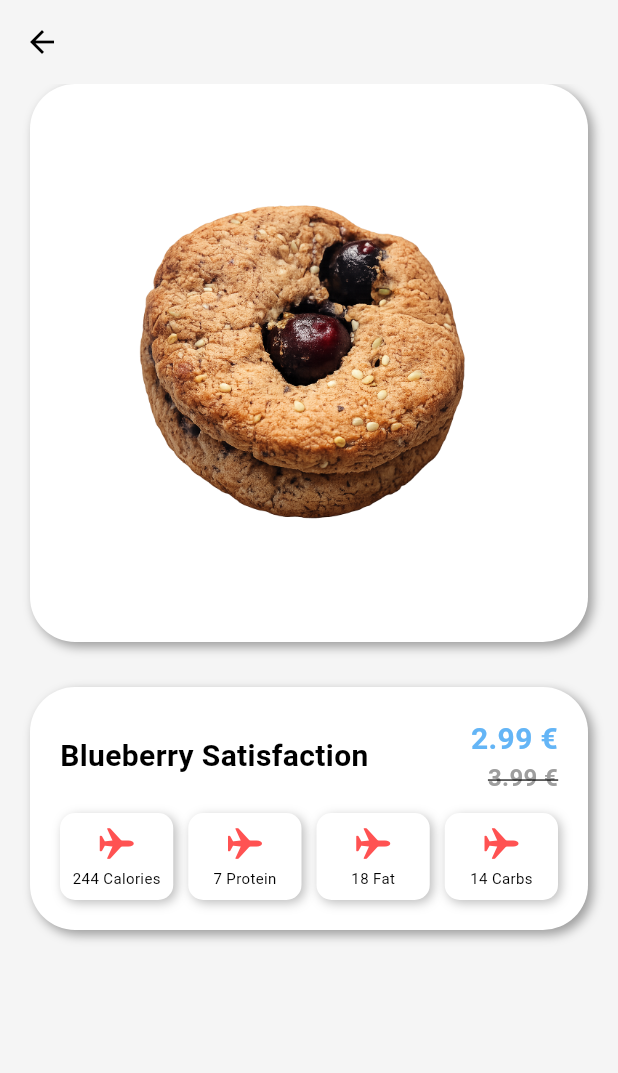
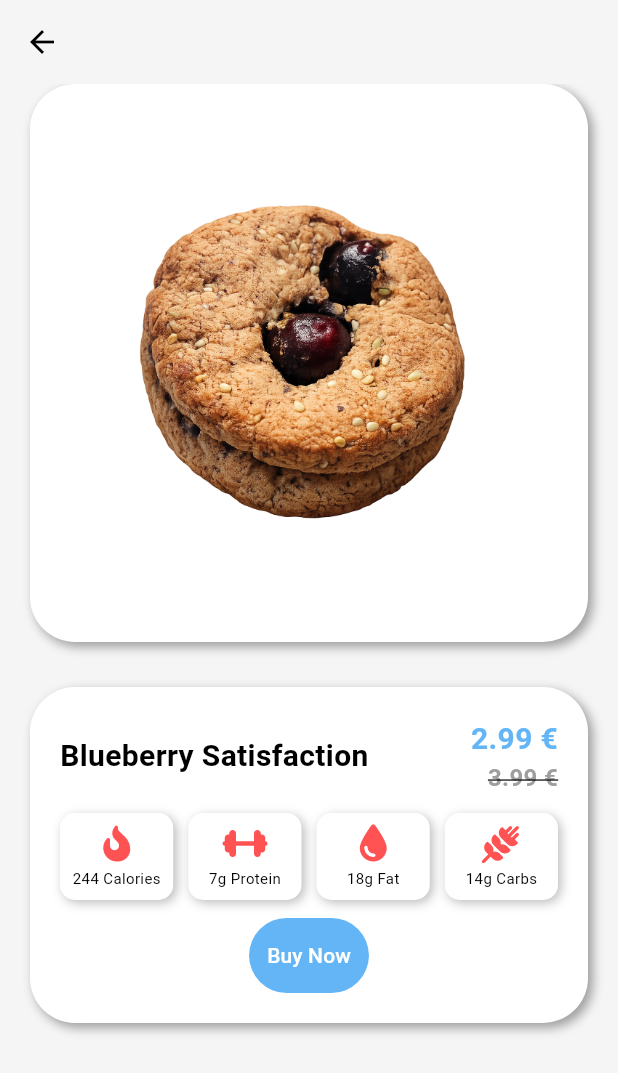
Before and after one commit to hibiscusblue/cookie-app, a Flutter app: the DetailsScreen screen opened directly, on a phone screen of 412 x 824 dp. Shown: the top 1073 px of the screen. Run offline on Flutter 3.47's test engine with Material 3 defaults, Android fonts, the phone set to English and light mode, and no system bars; our stand-ins replace bloc, cloud_firestore, equatable, firebase_auth, firebase_core, flutter_bloc and 1 more; accounts and stored records are empty.

Commit message:
added TextButton
Buy Now

```diff
--- a/lib/components/macro.dart
+++ b/lib/components/macro.dart
@@ -1,10 +1,11 @@
-import 'package:flutter/cupertino.dart';
 import 'package:flutter/material.dart';
+import 'package:font_awesome_flutter/font_awesome_flutter.dart';
 
 class MyMacroWidget extends StatelessWidget {
   final String title;
   final int value;
-  const MyMacroWidget({required this.title, required this.value, super.key});
+  final FaIconData icon;
+  const MyMacroWidget({required this.title, required this.value, required this.icon, super.key});
 
   @override
   Widget build(BuildContext context) {
@@ -25,9 +26,11 @@ class MyMacroWidget extends StatelessWidget {
           padding: const EdgeInsets.all(8.0),
           child: Column(
             children: [
-              Icon(CupertinoIcons.airplane, color: Colors.redAccent),
+              FaIcon(icon, color: Colors.redAccent,),
               const SizedBox(height: 4,),
-              Text('$value $title', style: TextStyle(fontSize: 10)),
+              Text(
+                title == "Calories" ? '$value $title' : '${value}g $title',
+                style: TextStyle(fontSize: 10)),
             ],
           ),
         ),
--- a/lib/screens/home/views/details_screen.dart
+++ b/lib/screens/home/views/details_screen.dart
@@ -1,6 +1,7 @@
 import 'package:flutter/material.dart';
 import 'package:flutter/cupertino.dart';
 import 'package:flutter_application_1/components/macro.dart';
+import 'package:font_awesome_flutter/font_awesome_flutter.dart';
 
 class DetailsScreen extends StatelessWidget {
   const DetailsScreen({super.key});
@@ -97,19 +98,49 @@ class DetailsScreen extends StatelessWidget {
                     ),
                     const SizedBox(height: 12),
                     const Row(
-                      children:  [
-                        MyMacroWidget(title: "Calories",
-                        value: 244,),
-                         SizedBox(width: 10),
-                         MyMacroWidget(title: "Protein",
-                        value: 7,),
-                         SizedBox(width: 10),
-                         MyMacroWidget(title: "Fat",
-                        value: 18,),
-                         SizedBox(width: 10),
-                         MyMacroWidget(title: "Carbs",
-                        value: 14,),
+                      children: [
+                        MyMacroWidget(
+                          title: "Calories",
+                          value: 244,
+                          icon: FontAwesomeIcons.fireFlameCurved,
+                        ),
+                        SizedBox(width: 10),
+                        MyMacroWidget(
+                          title: "Protein",
+                          value: 7,
+                          icon: FontAwesomeIcons.dumbbell,
+                        ),
+                        SizedBox(width: 10),
+                        MyMacroWidget(
+                          title: "Fat",
+                          value: 18,
+                          icon: FontAwesomeIcons.droplet,
+                        ),
+                        SizedBox(width: 10),
+                        MyMacroWidget(
+                          title: "Carbs",
+                          value: 14,
+                          icon: FontAwesomeIcons.wheatAwn,
+                        ),
                       ],
+                    ),
+                    const SizedBox(height: 12),
+                    SizedBox(
+                      height: 50,
+                      child: TextButton(
+                        onPressed: () {},
+                        style: TextButton.styleFrom(
+                          elevation: 3.0,
+                          backgroundColor: Theme.of(
+                            context,
+                          ).colorScheme.primary,
+                          foregroundColor: Colors.white,
+                          shape: RoundedRectangleBorder(
+                            borderRadius: BorderRadius.circular(60),
+                          ),
+                        ),
+                        child: Text('Buy Now'),
+                      ),
                     ),
                   ],
                 ),
--- a/pubspec.yaml
+++ b/pubspec.yaml
@@ -31,6 +31,7 @@ dependencies:
   flutter:
     sdk: flutter
   cupertino_icons: ^1.0.8
+  font_awesome_flutter: ^11.0.0
 
   firebase_core: ^4.11.0
   firebase_auth: ^6.5.4
```
Also changed, not shown: pubspec.lock.
